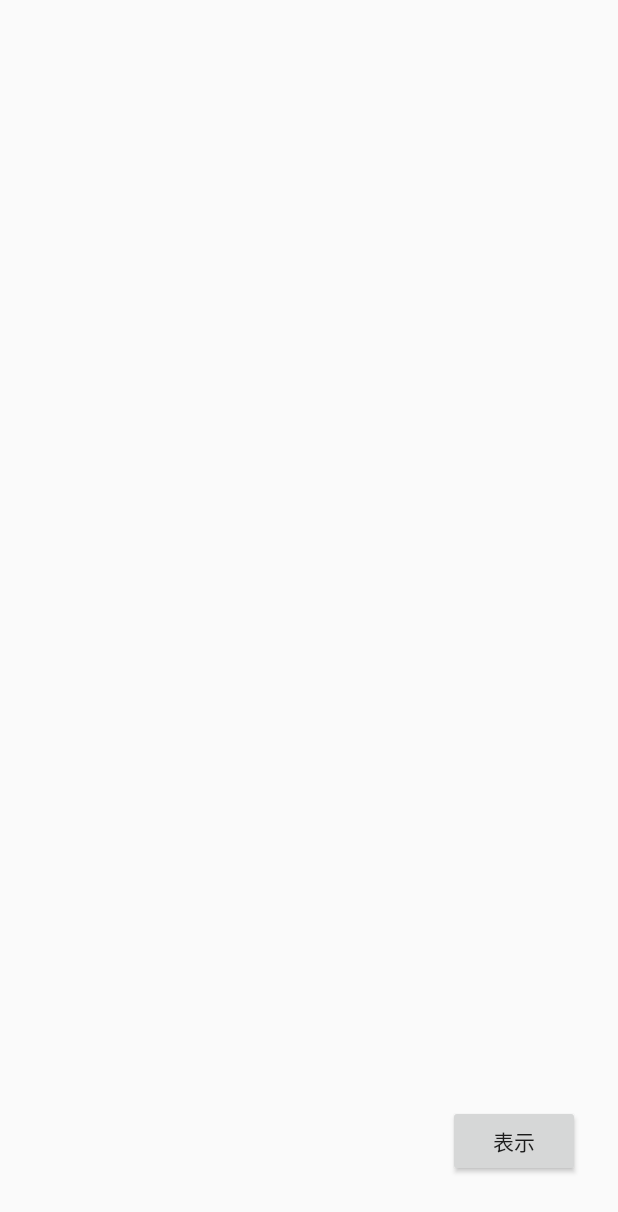
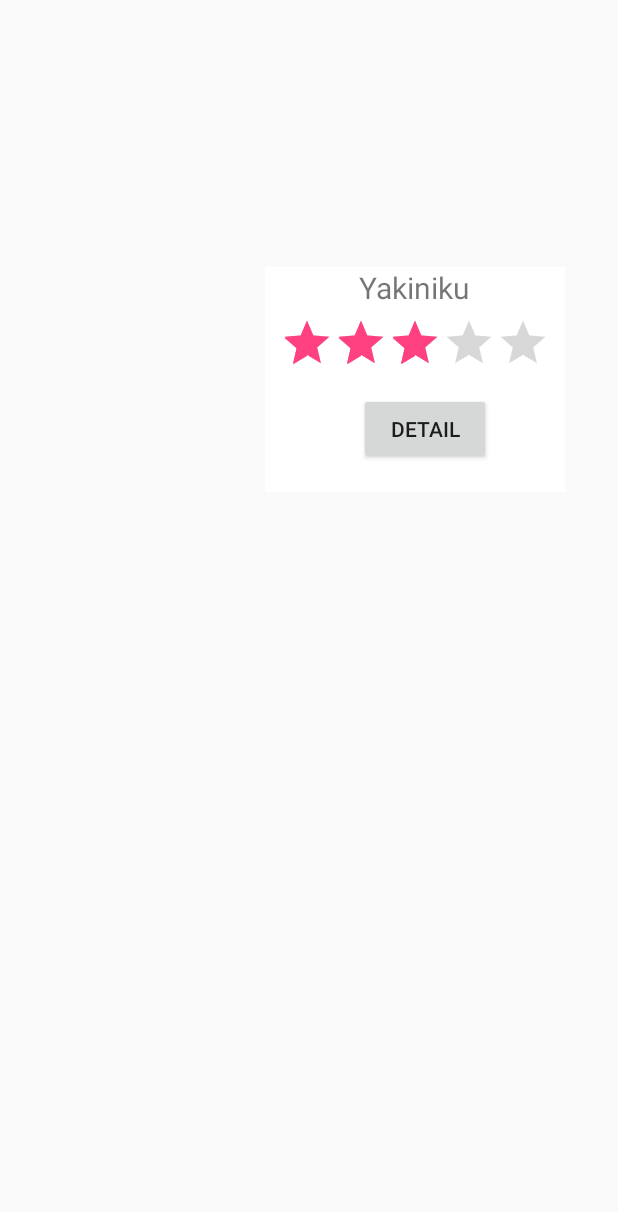
Before and after one commit to Taku24/DocomoHackathonAR, an Android app: the layout activity_show_ar.xml on its own in the app's theme, with its tools: preview values and no code run, on a phone screen of 412 x 824 dp. Shown: the top 1212 px of the screen. Run offline under Robolectric (Android 15) with nearby library versions, the phone set to English and light mode, and no system bars.

Commit message:
fir conflict

```diff
--- a/app/src/main/res/layout/activity_show_ar.xml
+++ b/app/src/main/res/layout/activity_show_ar.xml
@@ -3,15 +3,44 @@
     android:layout_width="match_parent"
     android:layout_height="match_parent">
 
-    <Button
-        android:id="@+id/show_info"
-        android:layout_width="wrap_content"
-        android:layout_height="wrap_content"
-        android:layout_alignParentBottom="true"
-        android:layout_alignParentEnd="true"
-        android:layout_marginBottom="39dp"
-        android:layout_marginEnd="25dp"
-        android:text="@string/show" />
+    <RelativeLayout
+        android:id="@+id/shop_info"
+        android:layout_width="200dp"
+        android:layout_height="150dp"
+        android:background="@android:color/white"
+        android:layout_marginEnd="35dp"
+        android:layout_marginTop="178dp"
+        android:layout_alignParentTop="true"
+        android:layout_alignParentEnd="true">
 
+        <TextView
+            android:id="@+id/textView"
+            android:layout_width="wrap_content"
+            android:layout_height="wrap_content"
+            android:layout_centerHorizontal="true"
+            android:layout_marginBottom="5dp"
+            android:text="Yakiniku"
+            android:textSize="20sp" />
+
+        <RatingBar
+            android:id="@+id/ratingBar"
+            style="?android:attr/ratingBarStyleIndicator"
+            android:layout_width="wrap_content"
+            android:layout_height="wrap_content"
+            android:layout_below="@+id/textView"
+            android:layout_centerHorizontal="true"
+            android:layout_marginBottom="5dp"
+            android:rating="3" />
+
+        <Button
+            android:id="@+id/detail"
+            android:layout_width="wrap_content"
+            android:layout_height="wrap_content"
+            android:layout_alignParentBottom="true"
+            android:layout_alignStart="@+id/textView"
+            android:layout_marginBottom="18dp"
+            android:text="detail" />
+
+    </RelativeLayout>
 
 </RelativeLayout>
```
Also changed, not shown: app/src/main/java/docomohackathonar/taku/com/docomohackathonar/Screens/ShowARActivity.java (+20 -7 lines).
